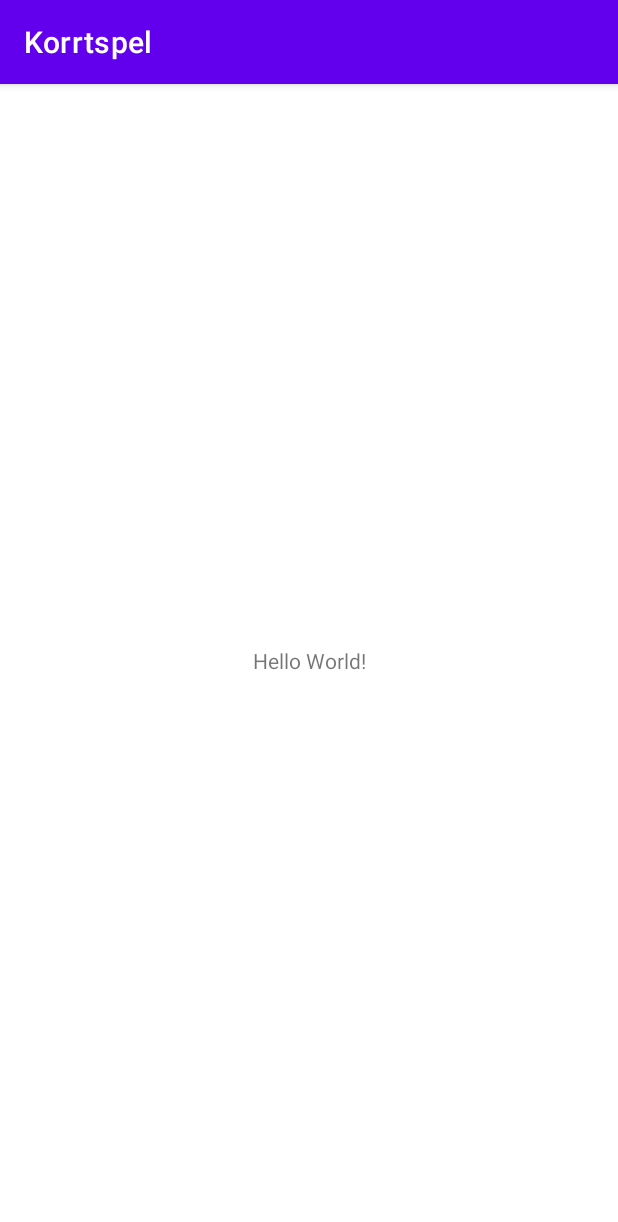
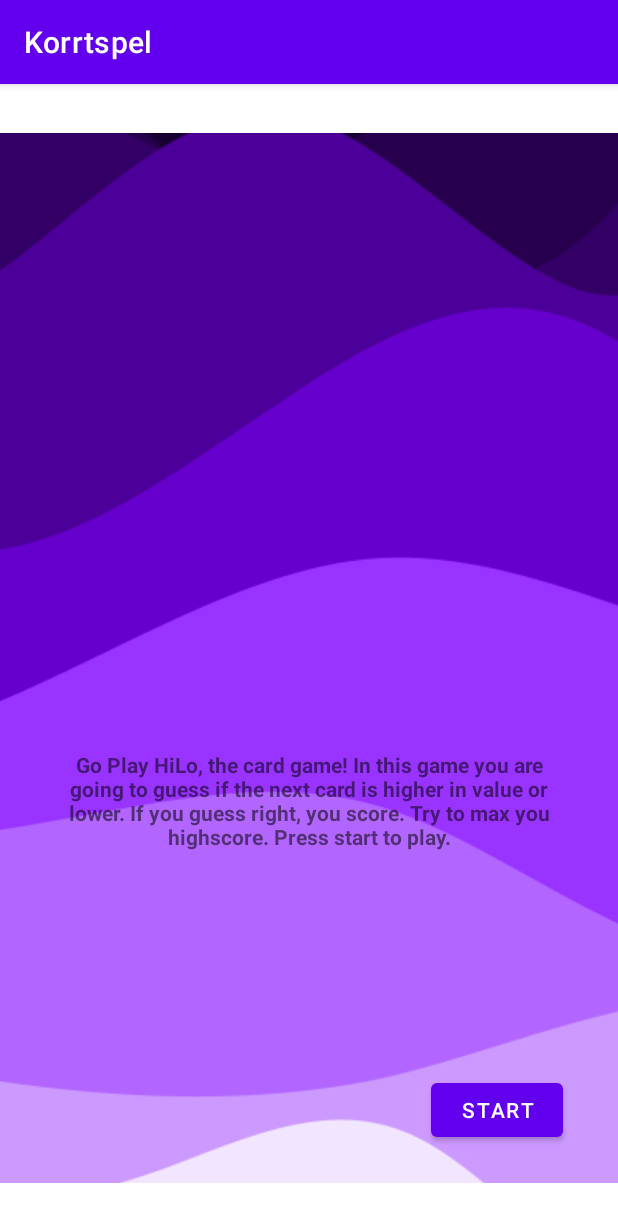
Before and after one commit to EaBack/Kortspel, an Android app: the screen it shows after launch (MainActivity), on a phone screen of 412 x 824 dp. Shown: the top 1222 px of the screen. Run offline under Robolectric (Android 15) with nearby library versions, the phone set to English and light mode, and no system bars.

Commit message:
latest update

```diff
--- a/app/src/main/AndroidManifest.xml
+++ b/app/src/main/AndroidManifest.xml
@@ -14,6 +14,12 @@
         android:theme="@style/Theme.Korrtspel"
         tools:targetApi="31">
         <activity
+            android:name=".Lose"
+            android:exported="false" />
+        <activity
+            android:name=".HiLoCardGame"
+            android:exported="false" />
+        <activity
             android:name=".MainActivity"
             android:exported="true">
             <intent-filter>
--- a/app/src/main/java/com/example/korrtspel/Card.kt
+++ b/app/src/main/java/com/example/korrtspel/Card.kt
@@ -1,4 +1,3 @@
 package com.example.korrtspel
 
-class Card {
-}
+class Card (var value : Int, var suit: String, var theme : Int){}
--- a/app/src/main/java/com/example/korrtspel/MainActivity.kt
+++ b/app/src/main/java/com/example/korrtspel/MainActivity.kt
@@ -1,11 +1,29 @@
 package com.example.korrtspel
 
+import android.content.Intent
 import androidx.appcompat.app.AppCompatActivity
 import android.os.Bundle
+import android.widget.Button
+import android.widget.TextView
 
 class MainActivity : AppCompatActivity() {
+
+    private lateinit var greeting : TextView
+
     override fun onCreate(savedInstanceState: Bundle?) {
         super.onCreate(savedInstanceState)
         setContentView(R.layout.activity_main)
+
+        greeting = findViewById(R.id.greeting)
+
+        val startButton = findViewById<Button>(R.id.start)
+        startButton.setOnClickListener{
+            startGame()
+        }
+    }
+
+    private fun startGame(){
+        val intent = Intent(this, HiLoCardGame::class.java )
+        startActivity(intent)
     }
 }
--- a/app/src/main/res/layout/activity_main.xml
+++ b/app/src/main/res/layout/activity_main.xml
@@ -4,12 +4,44 @@
     xmlns:tools="http://schemas.android.com/tools"
     android:layout_width="match_parent"
     android:layout_height="match_parent"
+    android:backgroundTintMode="screen"
     tools:context=".MainActivity">
 
-    <TextView
+    <Button
+        android:id="@+id/start"
         android:layout_width="wrap_content"
         android:layout_height="wrap_content"
-        android:text="Hello World!"
+        android:layout_marginStart="250dp"
+        android:layout_marginTop="600dp"
+        android:text="@string/start"
+        app:layout_constraintBottom_toBottomOf="parent"
+        app:layout_constraintEnd_toEndOf="parent"
+        app:layout_constraintStart_toStartOf="parent"
+        app:layout_constraintTop_toTopOf="parent" />
+
+    <ImageView
+        android:id="@+id/imageView"
+        android:layout_width="430dp"
+        android:layout_height="700dp"
+        android:scaleType="center"
+        app:layout_constraintBottom_toBottomOf="parent"
+        app:layout_constraintEnd_toEndOf="parent"
+        app:layout_constraintHorizontal_bias="1.0"
+        app:layout_constraintStart_toStartOf="parent"
+        app:layout_constraintTop_toTopOf="parent"
+        app:layout_constraintVertical_bias="0.483"
+        app:srcCompat="@drawable/background" />
+
+    <TextView
+        android:id="@+id/greeting"
+        android:layout_width="327dp"
+        android:layout_height="80dp"
+        android:layout_marginTop="200dp"
+        android:backgroundTint="#121111"
+        android:backgroundTintMode="src_atop"
+        android:text="@string/greeting"
+        android:textAlignment="center"
+        android:textStyle="bold"
         app:layout_constraintBottom_toBottomOf="parent"
         app:layout_constraintEnd_toEndOf="parent"
         app:layout_constraintStart_toStartOf="parent"
--- a/app/src/main/res/values/strings.xml
+++ b/app/src/main/res/values/strings.xml
@@ -1,3 +1,7 @@
 <resources>
     <string name="app_name">Korrtspel</string>
+    <string name="greeting">Go Play HiLo, the card game! In this game you are going to guess if the next card is higher in value or lower. If you guess right, you score. Try to max you highscore. Press start to play.</string>
+    <string name="start">Start</string>
+    <string name="higher">Higher</string>
+    <string name="lower">Lower</string>
 </resources>
```
Also changed, not shown: app/src/main/java/com/example/korrtspel/CardDeck.kt (+90 -0 lines), app/src/main/java/com/example/korrtspel/HiLoCardGame.kt (+87 -0 lines), app/src/main/res/layout/activity_hi_lo_card_game.xml (+60 -0 lines).
